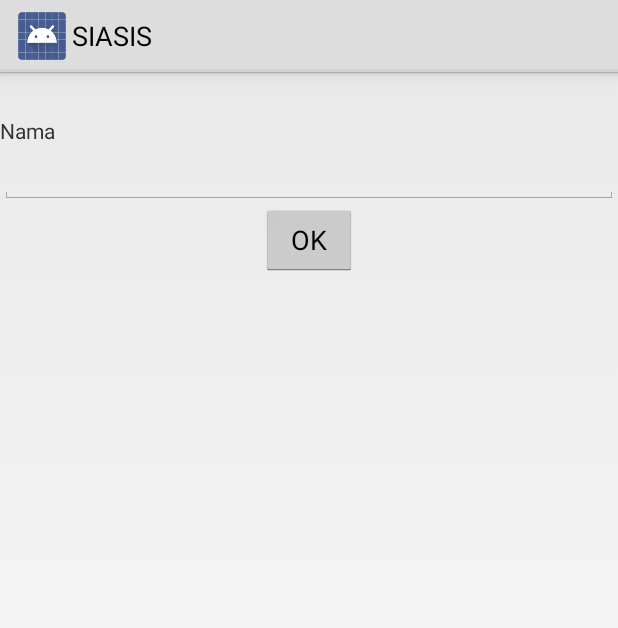
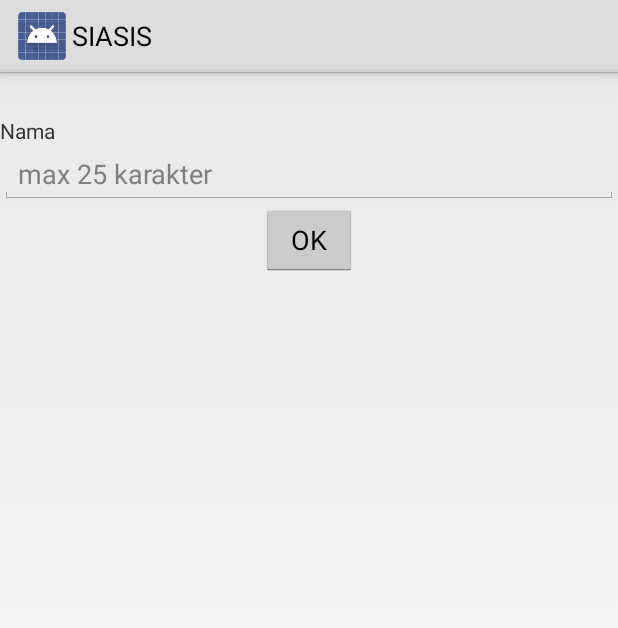
Before and after one commit to rian-fitriansyah/NavigationDrawer1, an Android app: the layout form_kelas.xml on its own in the app's theme, with its tools: preview values and no code run, on a phone screen of 412 x 824 dp. Shown: the top 628 px of the screen. Run offline under Robolectric (Android 15) with nearby library versions, the phone set to English and light mode, and no system bars.

Commit message:
Update form_kelas.xml

```diff
--- a/app/src/main/res/layout/form_kelas.xml
+++ b/app/src/main/res/layout/form_kelas.xml
@@ -22,7 +22,8 @@
         android:layout_width="match_parent"
         android:layout_height="wrap_content"
         android:id="@+id/editText"
-        android:layout_gravity="right" />
+        android:layout_gravity="right"
+        android:hint="max 25 karakter"/>
 
     <Button
         android:layout_width="wrap_content"
```
